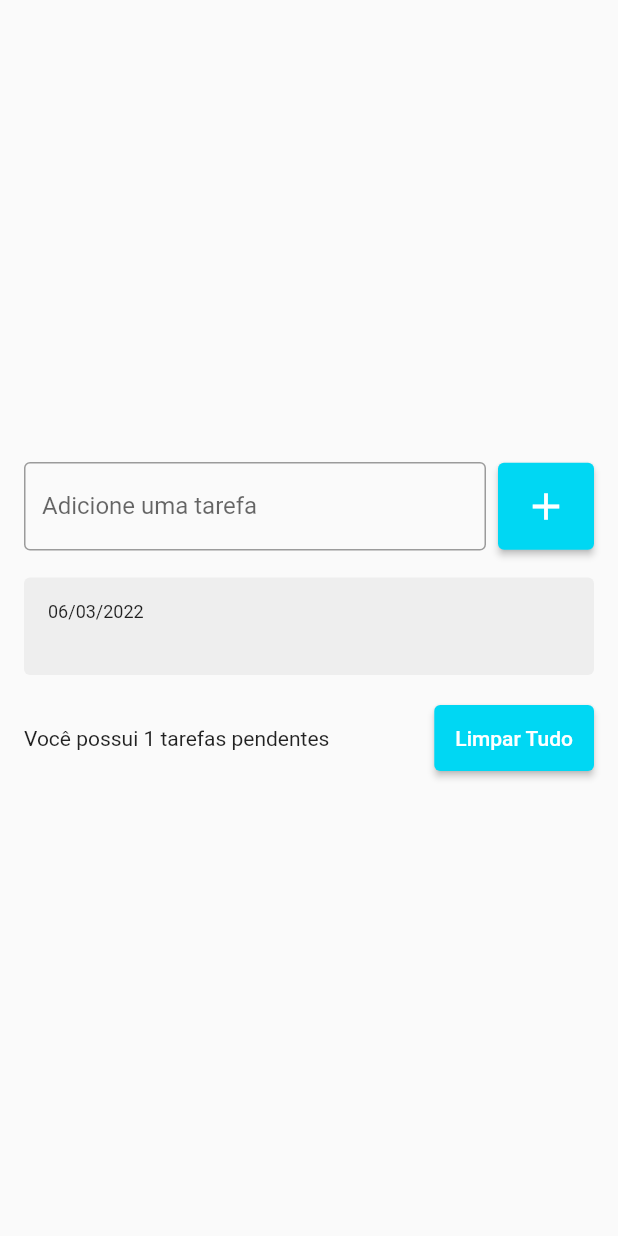
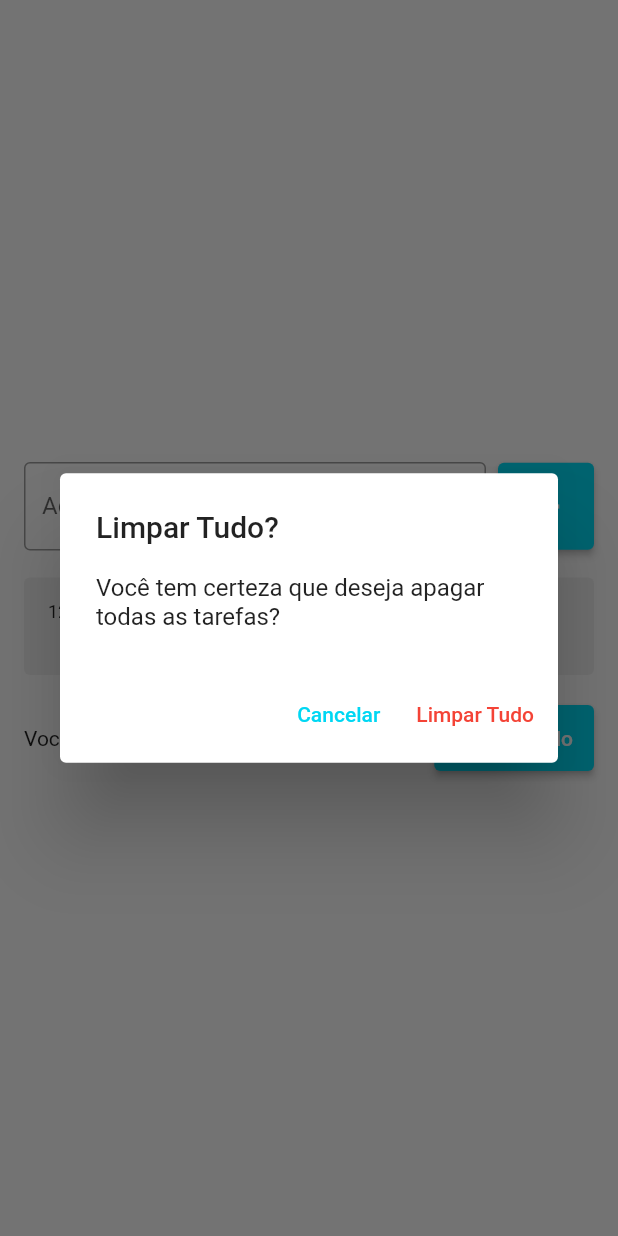
Before and after one commit to NEMJ/todo_list, a Flutter app: the screen it shows after launch, after a tap on the "add" icon, after a tap on "Limpar Tudo", on a phone screen of 412 x 824 dp. Run offline on Flutter 3.47's test engine with Material 2 defaults, Android fonts, the phone set to English and light mode, and no system bars; drawn by our look-alikes of flutter_slidable.

Commit message:
finished layout, missing data persistence

```diff
--- /dev/null
+++ b/lib/models/todo.dart
@@ -0,0 +1,9 @@
+class Todo {
+  Todo({
+    required this.title,
+    required this.dateTime,
+  });
+
+  String title;
+  DateTime dateTime;
+}
--- a/lib/pages/todo_list_page.dart
+++ b/lib/pages/todo_list_page.dart
@@ -1,4 +1,5 @@
 import 'package:flutter/material.dart';
+import 'package:to_do_list/models/todo.dart';
 import 'package:to_do_list/widgets/todo_list_item.dart';
 
 class TodoListPage extends StatefulWidget {
@@ -11,7 +12,10 @@ class TodoListPage extends StatefulWidget {
 class _TodoListPageState extends State<TodoListPage> {
   final TextEditingController todoController = TextEditingController();
 
-  List<String> todos = [];
+  List<Todo> todos = [];
+
+  Todo? deletedTodo;
+  int? deletedTodoPos;
 
   @override
   Widget build(BuildContext context) {
@@ -42,7 +46,11 @@ class _TodoListPageState extends State<TodoListPage> {
                       onPressed: () {
                         String text = todoController.text;
                         setState(() {
-                          todos.add(text);
+                          Todo newTodo = Todo(
+                            title: text,
+                            dateTime: DateTime.now(),
+                          );
+                          todos.add(newTodo);
                         });
                         todoController.clear();
                       },
@@ -62,8 +70,11 @@ class _TodoListPageState extends State<TodoListPage> {
                   child: ListView(
                     shrinkWrap: true,
                     children: [
-                      for(String todo in todos)
-                        TodoListItem(title: todo),
+                      for(Todo todo in todos)
+                        TodoListItem(
+                          todo: todo,
+                          onDelete: onDelete,
+                        ),
                     ],
                   ),
                 ),
@@ -77,7 +88,7 @@ class _TodoListPageState extends State<TodoListPage> {
                     ),
                     SizedBox(width: 8),
                     ElevatedButton(
-                      onPressed: (){},
+                      onPressed: showDeleteTodosConfirmationDialog,
                       style: ElevatedButton.styleFrom(
                         primary: Color(0xff00d7f3),
                         padding: EdgeInsets.all(14),
@@ -93,4 +104,73 @@ class _TodoListPageState extends State<TodoListPage> {
       ),
     );
   }
+
+  void onDelete(Todo todo) {
+    deletedTodo = todo;
+    deletedTodoPos = todos.indexOf(todo);
+
+    setState(() {
+      todos.remove(todo);
+    });
+
+    ScaffoldMessenger.of(context).clearSnackBars();
+    ScaffoldMessenger.of(context).showSnackBar(
+      SnackBar(
+        content: Text(
+          'A tarefa ${todo.title} foi removida com sucesso!',
+          style: TextStyle(
+            color: Color(0xff060708),
+          ),
+        ),
+        backgroundColor: Colors.white,
+        action: SnackBarAction(
+          label: 'Desfazer',
+          textColor: Color(0xff00d7f3),
+          onPressed: () {
+            setState((){
+              todos.insert(deletedTodoPos!, deletedTodo!);
+            });
+          },
+        ),
+        duration: const Duration(seconds: 5),
+      ),
+    );
+  }
+
+  void showDeleteTodosConfirmationDialog() {
+    showDialog(
+      context: context,
+      builder: (context) => AlertDialog(
+        title: Text('Limpar Tudo?'),
+        content: Text('Você tem certeza que deseja apagar todas as tarefas?'),
+        actions: [
+          TextButton(
+            onPressed: () {
+              Navigator.of(context).pop();
+            },
+            style: TextButton.styleFrom(
+              primary: Color(0xff00d7f3),
+            ),
+            child: Text('Cancelar'),
+          ),
+          TextButton(
+            onPressed: () {
+              Navigator.of(context).pop();
+              deleteAllTodos();
+            },
+            child: Text('Limpar Tudo'),
+            style: TextButton.styleFrom(
+              primary: Colors.red,
+            ),
+          ),
+        ],
+      ),
+    );
+  }
+
+  void deleteAllTodos() {
+    setState(() {
+      todos.clear();
+    });
+  }
 }
--- a/lib/widgets/todo_list_item.dart
+++ b/lib/widgets/todo_list_item.dart
@@ -1,33 +1,40 @@
 import 'package:flutter/material.dart';
+import 'package:flutter_slidable/flutter_slidable.dart';
+import 'package:intl/intl.dart';
+import 'package:to_do_list/models/todo.dart';
 
 class TodoListItem extends StatelessWidget {
-  const TodoListItem({
+  TodoListItem({
     Key? key,
-    required this.title,
+    required this.todo,
+    required this.onDelete,
     }) : super(key: key);
 
-  final String title;
+  final Todo todo;
+  final Function(Todo) onDelete;
 
   @override
   Widget build(BuildContext context) {
-    return Container(
+    return Padding(
+      padding: const EdgeInsets.symmetric(vertical: 2.0),
+      child: Slidable(
+        child: Container(
           decoration: BoxDecoration(
             borderRadius: BorderRadius.circular(4),
             color: Colors.grey[200],
           ),
-      margin: const EdgeInsets.symmetric(vertical: 2),
           padding: const EdgeInsets.all(16),
           child: Column(
-        crossAxisAlignment: CrossAxisAlignment.start,
+            crossAxisAlignment: CrossAxisAlignment.stretch,
             children: [
               Text(
-            '06/03/2022',
+                DateFormat('dd/MM/yyyy - HH:mm').format(todo.dateTime),
                 style: TextStyle(
                   fontSize: 12,
                 ),
               ),
               Text(
-            title,
+                todo.title,
                 style: TextStyle(
                   fontSize: 16,
                   fontWeight: FontWeight.w600,
@@ -35,6 +42,20 @@ class TodoListItem extends StatelessWidget {
               ),
             ],
           ),
+        ),
+        actionExtentRatio: 0.2,
+        actionPane: SlidableStrechActionPane(),
+        secondaryActions: [
+          IconSlideAction(
+            color: Colors.red,
+            icon: Icons.delete,
+            caption: 'Deletar',
+            onTap: () {
+              onDelete(todo);
+            },
+          ),
+        ],
+      ),
     );
   }
 }
--- a/pubspec.yaml
+++ b/pubspec.yaml
@@ -34,6 +34,8 @@ dependencies:
   # The following adds the Cupertino Icons font to your application.
   # Use with the CupertinoIcons class for iOS style icons.
   cupertino_icons: ^1.0.2
+  intl:
+  flutter_slidable: ^0.6.0
 
 dev_dependencies:
   flutter_test:
```
Also changed, not shown: pubspec.lock. Lines whose indentation alone changed are shown as unchanged.
